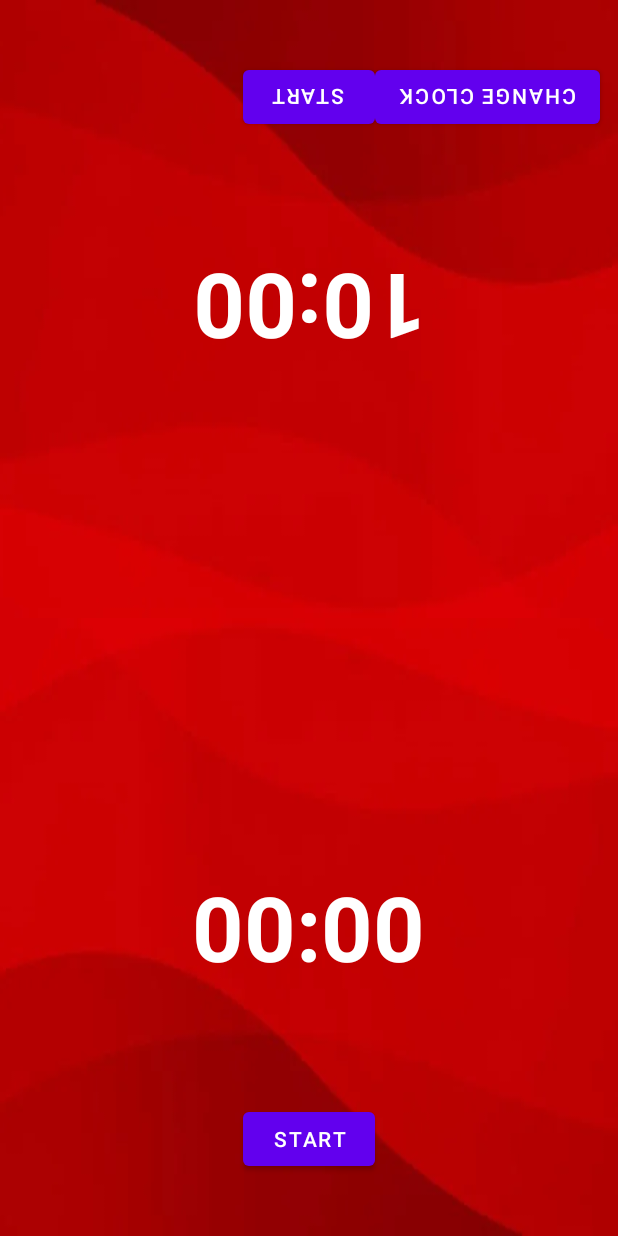
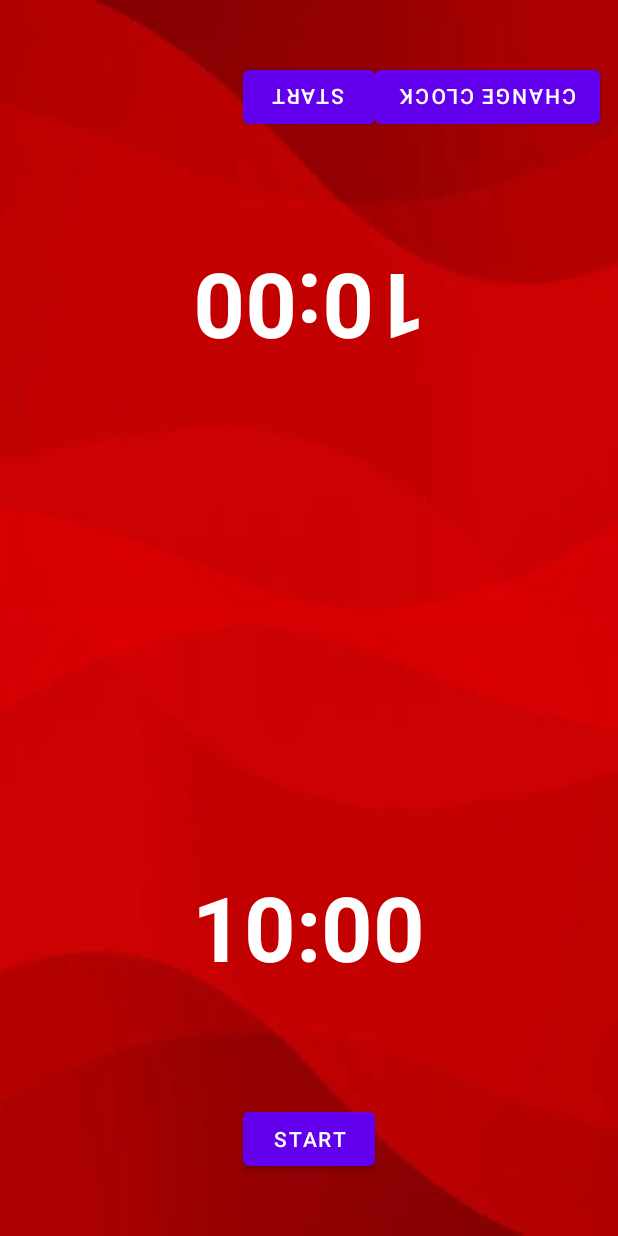
Before and after one commit to SeendeoL/Assignment02-201711062, an Android app: the screen it shows after launch (MainActivity), on a phone screen of 412 x 824 dp. Run offline under Robolectric (Android 15) with nearby library versions, the phone set to English and light mode, and no system bars.

Commit message:
SENG-405_CHESS_CLOCK

```diff
--- a/app/src/main/java/com/example/chess_clock/MainActivity.java
+++ b/app/src/main/java/com/example/chess_clock/MainActivity.java
@@ -16,11 +16,18 @@ public class MainActivity extends AppCompatActivity {
     private Button mButtonStartPause;
     private Button mButtonReset;
 
+    private TextView mTextViewCountDown2;
+    private Button mButtonStartPause2;
+    private Button mButtonReset2;
+
     private CountDownTimer mCountDownTimer;
+    private CountDownTimer mCountDownTimer2;
 
     private boolean mTimerRunning;
+    private boolean mTimerRunning2;
 
     private long mTimeLeftInMillis = START_TIME_IN_MILLIS;
+    private long mTimeLeftInMillis2 = START_TIME_IN_MILLIS;
 
     @Override
     protected void onCreate(Bundle savedInstanceState) {
@@ -31,6 +38,11 @@ public class MainActivity extends AppCompatActivity {
 
         mButtonStartPause = findViewById(R.id.button_start_pause);
         mButtonReset = findViewById(R.id.button_reset);
+
+        mTextViewCountDown2 = findViewById(R.id.text_view_countdown2);
+
+        mButtonStartPause2 = findViewById(R.id.button_start_pause2);
+        mButtonReset2 = findViewById(R.id.button_reset2);
 
         mButtonStartPause.setOnClickListener(new View.OnClickListener() {
             @Override
@@ -43,14 +55,32 @@ public class MainActivity extends AppCompatActivity {
             }
         });
 
+        mButtonStartPause2.setOnClickListener(new View.OnClickListener() {
+            @Override
+            public void onClick(View v) {
+                if (mTimerRunning2) {
+                    pauseTimer2();
+                } else {
+                    startTimer2();
+                }
+            }
+        });
+
         mButtonReset.setOnClickListener(new View.OnClickListener() {
             @Override
             public void onClick(View v) {
                 resetTimer();
             }
         });
+        updateCountDownText();
+        mButtonReset2.setOnClickListener(new View.OnClickListener() {
+            @Override
+            public void onClick(View v) {
+                resetTimer2();
+            }
+        });
+        updateCountDownText2();
 
-        updateCountDownText();
     }
 
     private void startTimer() {
@@ -60,6 +90,8 @@ public class MainActivity extends AppCompatActivity {
                 mTimeLeftInMillis = millisUntilFinished;
                 updateCountDownText();
             }
+
+
 
             @Override
             public void onFinish() {
@@ -75,6 +107,30 @@ public class MainActivity extends AppCompatActivity {
         mButtonReset.setVisibility(View.INVISIBLE);
     }
 
+    private void startTimer2() {
+        mCountDownTimer2 = new CountDownTimer(mTimeLeftInMillis2, 1000) {
+            @Override
+            public void onTick(long millisUntilFinished2) {
+                mTimeLeftInMillis2 = millisUntilFinished2;
+                updateCountDownText2();
+            }
+
+
+
+            @Override
+            public void onFinish() {
+                mTimerRunning2 = false;
+                mButtonStartPause2.setText("Start");
+                mButtonStartPause2.setVisibility(View.INVISIBLE);
+                mButtonReset2.setVisibility(View.VISIBLE);
+            }
+        }.start();
+
+        mTimerRunning2 = true;
+        mButtonStartPause2.setText("pause");
+        mButtonReset2.setVisibility(View.INVISIBLE);
+    }
+
     private void pauseTimer() {
         mCountDownTimer.cancel();
         mTimerRunning = false;
@@ -82,11 +138,25 @@ public class MainActivity extends AppCompatActivity {
         mButtonReset.setVisibility(View.VISIBLE);
     }
 
+    private void pauseTimer2() {
+        mCountDownTimer2.cancel();
+        mTimerRunning2 = false;
+        mButtonStartPause2.setText("Start");
+        mButtonReset2.setVisibility(View.VISIBLE);
+    }
+
     private void resetTimer() {
         mTimeLeftInMillis = START_TIME_IN_MILLIS;
         updateCountDownText();
         mButtonReset.setVisibility(View.INVISIBLE);
         mButtonStartPause.setVisibility(View.VISIBLE);
+    }
+
+    private void resetTimer2() {
+        mTimeLeftInMillis2 = START_TIME_IN_MILLIS;
+        updateCountDownText2();
+        mButtonReset2.setVisibility(View.INVISIBLE);
+        mButtonStartPause2.setVisibility(View.VISIBLE);
     }
 
     private void updateCountDownText() {
@@ -97,4 +167,12 @@ public class MainActivity extends AppCompatActivity {
 
         mTextViewCountDown.setText(timeLeftFormatted);
     }
+    private void updateCountDownText2() {
+        int minutes2 = (int) (mTimeLeftInMillis2 / 1000) / 60;
+        int seconds2 = (int) (mTimeLeftInMillis2 / 1000) % 60;
+
+        String timeLeftFormatted2 = String.format(Locale.getDefault(), "%02d:%02d", minutes2, seconds2);
+
+        mTextViewCountDown2.setText(timeLeftFormatted2);
+    }
 }
--- a/app/src/main/res/layout/activity_main.xml
+++ b/app/src/main/res/layout/activity_main.xml
@@ -83,17 +83,17 @@
             android:background="@drawable/red_background"
 
             />
+
         <TextView
 
             android:id="@+id/text_view_countdown2"
             android:layout_width="wrap_content"
             android:layout_height="wrap_content"
-            android:layout_centerHorizontal="true"
-            android:layout_centerVertical="true"
+            android:layout_centerInParent="true"
             android:text="00:00"
             android:textColor="@android:color/white"
-            android:textStyle="bold"
-            android:textSize="60sp" />
+            android:textSize="60sp"
+            android:textStyle="bold" />
 
         <Button
             android:id="@+id/button_start_pause2"
```
